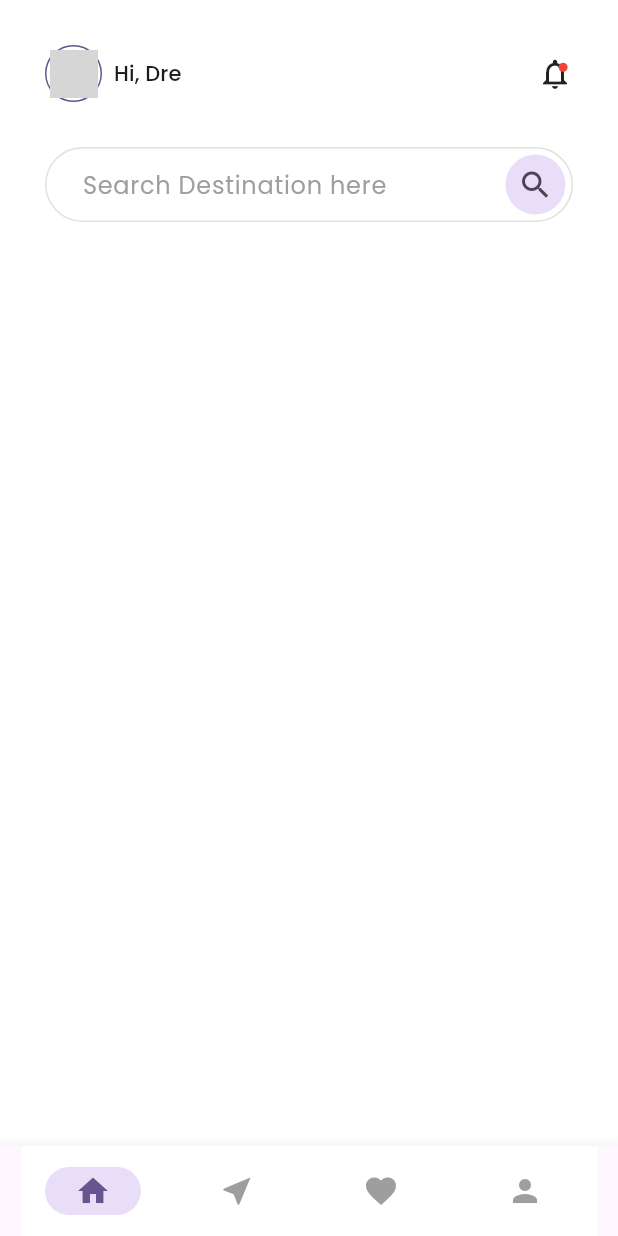
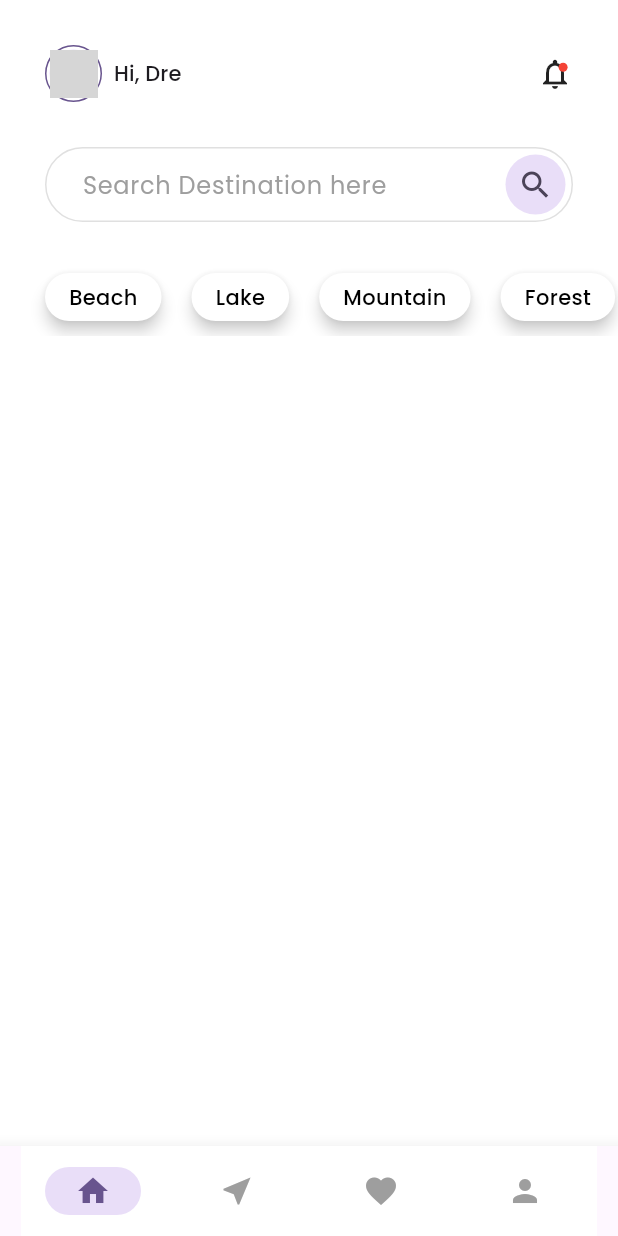
Before and after one commit to fadhilmuhaimin/course_travel_learn, a Flutter app: the screen it shows after launch, on a phone screen of 412 x 824 dp. Run offline on Flutter 3.47's test engine with Material 3 defaults, Android fonts, the phone set to English and light mode, and no system bars; our stand-ins replace bloc, connectivity_plus, dartz, equatable, flutter_bloc, get_it and 2 more; network calls fail; grey boxes are pictures that could not be loaded.

Commit message:
homepage-categories

```diff
--- a/lib/features/destination/presentation/pages/home_page.dart
+++ b/lib/features/destination/presentation/pages/home_page.dart
@@ -118,8 +118,40 @@ class _HomePageState extends State<HomePage> {
   }
 
   categories() {
-    return SizedBox(
-      height: 10,
+    List list = [
+      'Beach',
+      'Lake',
+      'Mountain',
+      'Forest',
+      'City',
+    ];
+    return SingleChildScrollView(
+      scrollDirection: Axis.horizontal,
+      child: Row(
+        children: List.generate(list.length, (index) {
+          return Padding(
+            padding: EdgeInsets.only(
+              left: index == 0 ? 30 : 10,
+              right: index == list.length-1 ? 30 : 10,
+              bottom: 10,
+              top: 4
+            ),
+            child: Material(
+              color: Colors.white,
+              elevation: 4,
+              shadowColor: Colors.grey[300],
+              borderRadius: BorderRadius.circular(30),
+              child: Padding(
+                padding: EdgeInsets.symmetric(vertical: 6,horizontal: 16),
+                child: Text(
+                  list[index],
+                  style: TextStyle(color: Colors.black,fontWeight: FontWeight.w500),
+                ),
+              ),
+            ),
+          );
+        }),
+      ),
     );
   }
 
```
